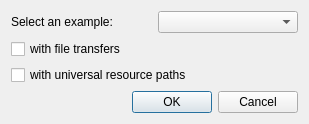
The window that python/soma/workflow/gui/workflowExampleDlg.ui (populse/soma-workflow) describes before a commit, drawn with Qt 5.
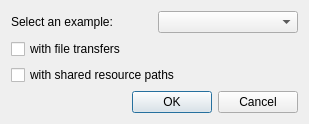
The same window after the commit.

Commit message: Workflow examples are back in the gui.

The edit to the form file:
```diff
--- a/python/soma/workflow/gui/workflowExampleDlg.ui
+++ b/python/soma/workflow/gui/workflowExampleDlg.ui
@@ -50,7 +50,7 @@
       <enum>Qt::LeftToRight</enum>
      </property>
      <property name="text">
-      <string>with universal resource paths</string>
+      <string>with shared resource paths</string>
      </property>
     </widget>
    </item>
```
Left out of the diff: 2 changed lines with no effect on the pictures. The commit also changes 5 other files.
